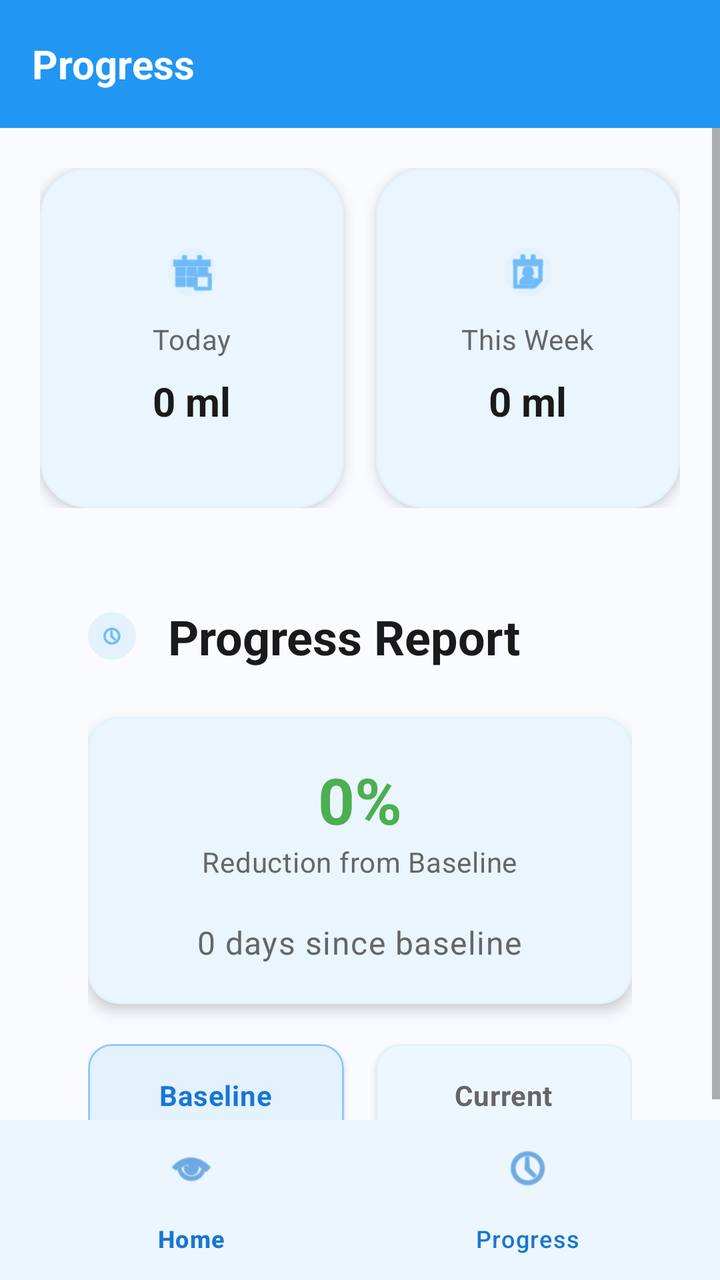
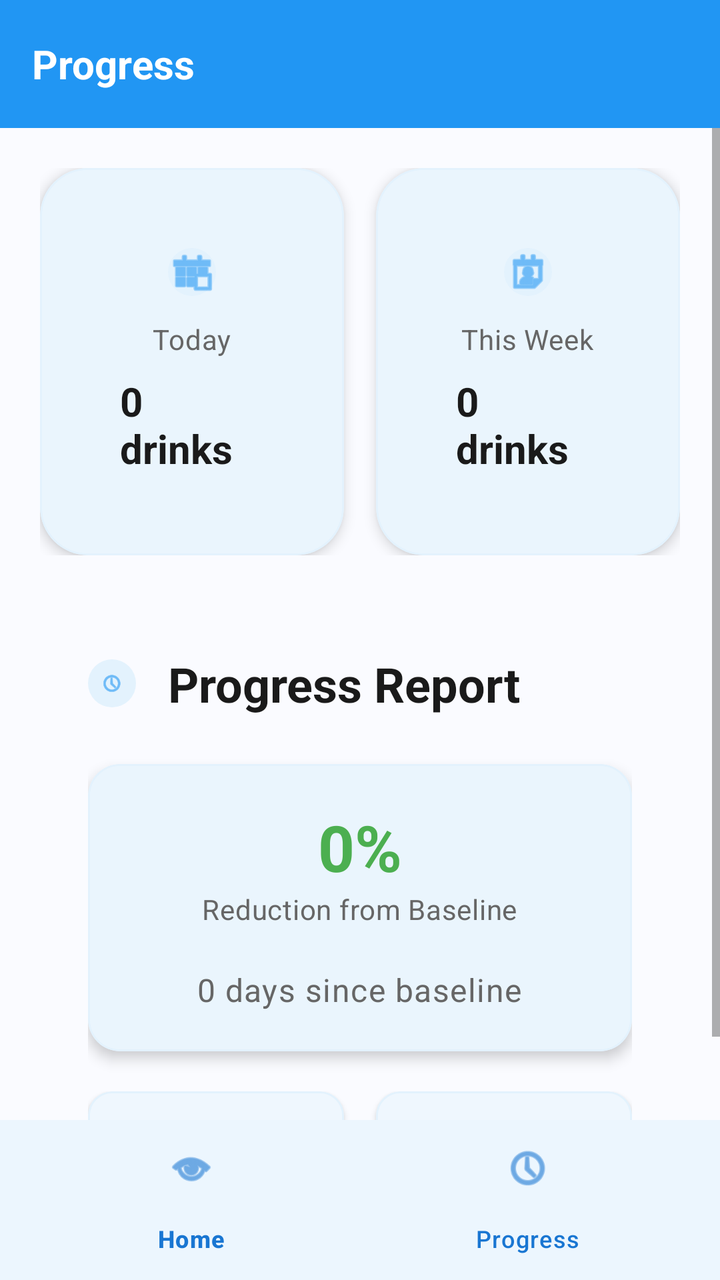

Two renders of the same Android screen: before a commit and after it. Below are the layout's source before the change and the commit's diff.
<!-- AndroidManifest.xml: activity theme Theme.BrewLog -->
<!-- res/layout/activity_progress.xml -->
<?xml version="1.0" encoding="utf-8"?>
<androidx.coordinatorlayout.widget.CoordinatorLayout xmlns:android="http://schemas.android.com/apk/res/android"
    xmlns:app="http://schemas.android.com/apk/res-auto"
    android:layout_width="match_parent"
    android:layout_height="match_parent">

    <com.google.android.material.appbar.AppBarLayout
        android:layout_width="match_parent"
        android:layout_height="wrap_content"
        android:background="@color/blue_500">

        <com.google.android.material.appbar.MaterialToolbar
            android:id="@+id/toolbar"
            android:layout_width="match_parent"
            android:layout_height="?attr/actionBarSize"
            android:background="@color/blue_500"
            app:title="Progress"
            app:titleTextAppearance="@style/TextAppearance.BrewLog.Title"
            app:titleTextColor="@color/white" />

    </com.google.android.material.appbar.AppBarLayout>

    <ScrollView
        android:layout_width="match_parent"
        android:layout_height="match_parent"
        app:layout_behavior="@string/appbar_scrolling_view_behavior">

        <LinearLayout
            android:layout_width="match_parent"
            android:layout_height="wrap_content"
            android:orientation="vertical"
            android:padding="20dp">

            
            <LinearLayout
                android:layout_width="match_parent"
                android:layout_height="wrap_content"
                android:layout_marginBottom="24dp"
                android:orientation="horizontal">

                <com.google.android.material.card.MaterialCardView
                    android:layout_width="0dp"
                    android:layout_height="wrap_content"
                    android:layout_marginEnd="8dp"
                    android:layout_weight="1"
                    style="@style/Widget.BrewLog.Card">

                    <LinearLayout
                        android:layout_width="match_parent"
                        android:layout_height="wrap_content"
                        android:orientation="vertical"
                        android:padding="20dp">

                        <ImageView
                            android:layout_width="24dp"
                            android:layout_height="24dp"
                            android:layout_gravity="center_horizontal"
                            android:layout_marginBottom="12dp"
                            android:background="@drawable/ic_circle_background"
                            android:src="@android:drawable/ic_menu_today"
                            app:tint="@color/blue_500" />

                        <TextView
                            android:layout_width="wrap_content"
                            android:layout_height="wrap_content"
                            android:layout_gravity="center_horizontal"
                            android:text="@string/today"
                            android:textAppearance="@style/TextAppearance.BrewLog.Caption"
                            android:textColor="@color/text_secondary" />

                        <TextView
                            android:id="@+id/today_consumption"
                            android:layout_width="wrap_content"
                            android:layout_height="wrap_content"
                            android:layout_gravity="center_horizontal"
                            android:layout_marginTop="8dp"
                            android:text="0 ml"
                            android:textAppearance="@style/TextAppearance.BrewLog.Title"
                            android:textColor="@color/text_primary" />

                    </LinearLayout>

                </com.google.android.material.card.MaterialCardView>

                <com.google.android.material.card.MaterialCardView
                    android:layout_width="0dp"
                    android:layout_height="wrap_content"
                    android:layout_marginStart="8dp"
                    android:layout_weight="1"
                    style="@style/Widget.BrewLog.Card">

                    <LinearLayout
                        android:layout_width="match_parent"
                        android:layout_height="wrap_content"
                        android:orientation="vertical"
                        android:padding="20dp">

                        <ImageView
                            android:layout_width="24dp"
                            android:layout_height="24dp"
                            android:layout_gravity="center_horizontal"
                            android:layout_marginBottom="12dp"
                            android:background="@drawable/ic_circle_background"
                            android:src="@android:drawable/ic_menu_my_calendar"
                            app:tint="@color/blue_500" />

                        <TextView
                            android:layout_width="wrap_content"
                            android:layout_height="wrap_content"
                            android:layout_gravity="center_horizontal"
                            android:text="@string/this_week"
                            android:textAppearance="@style/TextAppearance.BrewLog.Caption"
                            android:textColor="@color/text_secondary" />

                        <TextView
                            android:id="@+id/week_consumption"
                            android:layout_width="wrap_content"
                            android:layout_height="wrap_content"
                            android:layout_gravity="center_horizontal"
                            android:layout_marginTop="8dp"
                            android:text="0 ml"
                            android:textAppearance="@style/TextAppearance.BrewLog.Title"
                            android:textColor="@color/text_primary" />

                    </LinearLayout>

                </com.google.android.material.card.MaterialCardView>

            </LinearLayout>

            <include layout="@layout/dialog_progress_metrics" />

        </LinearLayout>
    </ScrollView>

    <com.google.android.material.bottomnavigation.BottomNavigationView
        android:id="@+id/bottom_nav"
        android:layout_width="match_parent"
        android:layout_height="wrap_content"
        android:layout_gravity="bottom"
        android:background="@color/surface"
        app:menu="@menu/menu_bottom"
        app:itemIconTint="@color/blue_700"
        app:itemTextColor="@color/blue_700" />

</androidx.coordinatorlayout.widget.CoordinatorLayout>
<!-- res/layout/dialog_progress_metrics.xml (included above) -->
<?xml version="1.0" encoding="utf-8"?>
<LinearLayout xmlns:android="http://schemas.android.com/apk/res/android"
    xmlns:app="http://schemas.android.com/apk/res-auto"
    android:layout_width="match_parent"
    android:layout_height="wrap_content"
    android:background="@color/background"
    android:orientation="vertical"
    android:padding="24dp">

    
    <LinearLayout
        android:layout_width="match_parent"
        android:layout_height="wrap_content"
        android:layout_marginBottom="24dp"
        android:gravity="center_vertical"
        android:orientation="horizontal">

        <ImageView
            android:layout_width="24dp"
            android:layout_height="24dp"
            android:layout_marginEnd="16dp"
            android:background="@drawable/ic_circle_background"
            android:padding="6dp"
            android:src="@android:drawable/ic_menu_recent_history"
            app:tint="@color/blue_500" />

        <TextView
            android:layout_width="0dp"
            android:layout_height="wrap_content"
            android:layout_weight="1"
            android:text="Progress Report"
            android:textAppearance="@style/TextAppearance.BrewLog.Headline"
            android:textColor="@color/text_primary" />

    </LinearLayout>

    
    <com.google.android.material.card.MaterialCardView
        android:layout_width="match_parent"
        android:layout_height="wrap_content"
        android:layout_marginBottom="20dp"
        app:cardBackgroundColor="@color/surface"
        app:cardCornerRadius="16dp"
        app:cardElevation="4dp"
        app:strokeColor="@color/border"
        app:strokeWidth="1dp">

        <LinearLayout
            android:layout_width="match_parent"
            android:layout_height="wrap_content"
            android:orientation="vertical"
            android:padding="20dp">

            
            <LinearLayout
                android:layout_width="match_parent"
                android:layout_height="wrap_content"
                android:layout_marginBottom="20dp"
                android:gravity="center"
                android:orientation="vertical">

                <TextView
                    android:id="@+id/tv_reduction_percentage"
                    android:layout_width="wrap_content"
                    android:layout_height="wrap_content"
                    android:text="0%"
                    android:textAppearance="@style/TextAppearance.BrewLog.Headline"
                    android:textColor="@color/success"
                    android:textSize="32sp"
                    android:textStyle="bold" />

                <TextView
                    android:layout_width="wrap_content"
                    android:layout_height="wrap_content"
                    android:text="Reduction from Baseline"
                    android:textAppearance="@style/TextAppearance.BrewLog.Caption"
                    android:textColor="@color/text_secondary" />

            </LinearLayout>

            
            <TextView
                android:id="@+id/tv_days_since_baseline"
                android:layout_width="wrap_content"
                android:layout_height="wrap_content"
                android:layout_gravity="center"
                android:text="0 days since baseline"
                android:textAppearance="@style/TextAppearance.BrewLog.Body"
                android:textColor="@color/text_secondary" />

        </LinearLayout>

    </com.google.android.material.card.MaterialCardView>

    
    <LinearLayout
        android:layout_width="match_parent"
        android:layout_height="wrap_content"
        android:layout_marginBottom="20dp"
        android:orientation="horizontal">

        
        <com.google.android.material.card.MaterialCardView
            android:layout_width="0dp"
            android:layout_height="wrap_content"
            android:layout_marginEnd="8dp"
            android:layout_weight="1"
            app:cardBackgroundColor="@color/blue_50"
            app:cardCornerRadius="12dp"
            app:cardElevation="2dp"
            app:strokeColor="@color/blue_200"
            app:strokeWidth="1dp">

            <LinearLayout
                android:layout_width="match_parent"
                android:layout_height="wrap_content"
                android:orientation="vertical"
                android:padding="16dp">

                <TextView
                    android:layout_width="wrap_content"
                    android:layout_height="wrap_content"
                    android:layout_gravity="center_horizontal"
                    android:layout_marginBottom="8dp"
                    android:text="Baseline"
                    android:textAppearance="@style/TextAppearance.BrewLog.Caption"
                    android:textColor="@color/blue_700"
                    android:textStyle="bold" />

                <TextView
                    android:id="@+id/tv_baseline_daily"
                    android:layout_width="wrap_content"
                    android:layout_height="wrap_content"
                    android:layout_gravity="center_horizontal"
                    android:text="0 ml/day"
                    android:textAppearance="@style/TextAppearance.BrewLog.Title"
                    android:textColor="@color/text_primary" />

                <TextView
                    android:id="@+id/tv_baseline_weekly"
                    android:layout_width="wrap_content"
                    android:layout_height="wrap_content"
                    android:layout_gravity="center_horizontal"
                    android:text="0 ml/week"
                    android:textAppearance="@style/TextAppearance.BrewLog.Caption"
                    android:textColor="@color/text_secondary" />


            </LinearLayout>

        </com.google.android.material.card.MaterialCardView>

        
        <com.google.android.material.card.MaterialCardView
            android:layout_width="0dp"
            android:layout_height="wrap_content"
            android:layout_marginStart="8dp"
            android:layout_weight="1"
            app:cardBackgroundColor="@color/surface"
            app:cardCornerRadius="12dp"
            app:cardElevation="2dp"
            app:strokeColor="@color/border"
            app:strokeWidth="1dp">

            <LinearLayout
                android:layout_width="match_parent"
                android:layout_height="wrap_content"
                android:orientation="vertical"
                android:padding="16dp">

                <TextView
                    android:layout_width="wrap_content"
                    android:layout_height="wrap_content"
                    android:layout_gravity="center_horizontal"
                    android:layout_marginBottom="8dp"
                    android:text="Current"
                    android:textAppearance="@style/TextAppearance.BrewLog.Caption"
                    android:textColor="@color/text_secondary"
                    android:textStyle="bold" />

                <TextView
                    android:id="@+id/tv_current_daily"
                    android:layout_width="wrap_content"
                    android:layout_height="wrap_content"
                    android:layout_gravity="center_horizontal"
                    android:text="0 ml/day"
                    android:textAppearance="@style/TextAppearance.BrewLog.Title"
                    android:textColor="@color/text_primary" />

                <TextView
                    android:id="@+id/tv_current_weekly"
                    android:layout_width="wrap_content"
                    android:layout_height="wrap_content"
                    android:layout_gravity="center_horizontal"
                    android:text="0 ml/week"
                    android:textAppearance="@style/TextAppearance.BrewLog.Caption"
                    android:textColor="@color/text_secondary" />


            </LinearLayout>

        </com.google.android.material.card.MaterialCardView>

    </LinearLayout>


    
    <LinearLayout
        android:layout_width="match_parent"
        android:layout_height="wrap_content"
        android:orientation="horizontal">

        <com.google.android.material.button.MaterialButton
            android:id="@+id/btn_reset_baseline"
            android:layout_width="0dp"
            android:layout_height="56dp"
            android:layout_marginEnd="8dp"
            android:layout_weight="1"
            android:text="Reset Baseline"
            android:textSize="14sp"
            android:textStyle="bold"
            app:cornerRadius="12dp"
            style="@style/Widget.BrewLog.Button.Outlined" />

        <com.google.android.material.button.MaterialButton
            android:id="@+id/btn_close"
            android:layout_width="0dp"
            android:layout_height="56dp"
            android:layout_marginStart="8dp"
            android:layout_weight="1"
            android:text="Close"
            android:textSize="14sp"
            android:textStyle="bold"
            app:cornerRadius="12dp"
            style="@style/Widget.BrewLog.Button" />

    </LinearLayout>

</LinearLayout>
<!-- resources referenced by this layout -->
<resources>
  <color name="background">#FAFBFF</color>
  <color name="blue_200">#90CAF9</color>
  <color name="blue_50">#E3F2FD</color>
  <color name="blue_500">#2196F3</color>
  <color name="blue_700">#1976D2</color>
  <color name="border">#E3F2FD</color>
  <color name="success">#4CAF50</color>
  <color name="surface">#FFFFFF</color>
  <color name="text_primary">#1A1A1A</color>
  <color name="text_secondary">#666666</color>
  <color name="white">#FFFFFF</color>
  <!-- drawable ic_circle_background (drawable) -->
  <?xml version="1.0" encoding="utf-8"?>
  <shape xmlns:android="http://schemas.android.com/apk/res/android"
      android:shape="oval">
      <solid android:color="@color/blue_50" />
      <size
          android:width="40dp"
          android:height="40dp" />
  </shape>
  <string name="this_week">This Week</string>
  <string name="today">Today</string>
  <style name="TextAppearance.BrewLog.Body" parent="TextAppearance.Material3.BodyLarge">
          <item name="android:textColor">@color/text_secondary</item>
          <item name="android:textSize">16sp</item>
      </style>
  <style name="TextAppearance.BrewLog.Caption" parent="TextAppearance.Material3.BodyMedium">
          <item name="android:textColor">@color/text_hint</item>
          <item name="android:textSize">14sp</item>
      </style>
  <style name="TextAppearance.BrewLog.Headline" parent="TextAppearance.Material3.HeadlineMedium">
          <item name="android:textColor">@color/text_primary</item>
          <item name="android:textSize">24sp</item>
          <item name="android:textStyle">bold</item>
      </style>
  <style name="TextAppearance.BrewLog.Title" parent="TextAppearance.Material3.TitleLarge">
          <item name="android:textColor">@color/text_primary</item>
          <item name="android:textSize">20sp</item>
          <item name="android:textStyle">bold</item>
      </style>
  <style name="Widget.BrewLog.Button" parent="Widget.Material3.Button">
          <item name="android:textColor">@color/white</item>
          <item name="backgroundTint">@color/blue_500</item>
          <item name="cornerRadius">24dp</item>
          <item name="android:paddingStart">24dp</item>
          <item name="android:paddingEnd">24dp</item>
          <item name="android:paddingTop">12dp</item>
          <item name="android:paddingBottom">12dp</item>
          <item name="android:textSize">14sp</item>
          <item name="android:textStyle">bold</item>
      </style>
  <style name="Widget.BrewLog.Button.Outlined" parent="Widget.Material3.Button.OutlinedButton">
          <item name="android:textColor">@color/blue_500</item>
          <item name="strokeColor">@color/blue_500</item>
          <item name="cornerRadius">24dp</item>
          <item name="android:paddingStart">24dp</item>
          <item name="android:paddingEnd">24dp</item>
          <item name="android:paddingTop">12dp</item>
          <item name="android:paddingBottom">12dp</item>
          <item name="android:textSize">14sp</item>
          <item name="android:textStyle">bold</item>
      </style>
  <style name="Widget.BrewLog.Card" parent="Widget.Material3.CardView.Elevated">
          <item name="cardBackgroundColor">@color/card_background</item>
          <item name="cardElevation">4dp</item>
          <item name="cardCornerRadius">24dp</item>
          <item name="contentPadding">20dp</item>
          <item name="strokeColor">@color/border</item>
          <item name="strokeWidth">1dp</item>
      </style>
  <color name="text_hint">#BDBDBD</color>
  <color name="card_background">#FFFFFF</color>
  <color name="accent">#03DAC6</color>
  <color name="accent_dark">#018786</color>
  <color name="black">#000000</color>
  <color name="surface_variant">#F5F7FF</color>
  <color name="text_on_surface">#1A1A1A</color>
  <color name="input_background">#F8F9FF</color>
</resources>

<!-- the commit's change to res/layout/activity_progress.xml (unified diff, before → after) -->
@@ -74,7 +74,7 @@
                             android:layout_height="wrap_content"
                             android:layout_gravity="center_horizontal"
                             android:layout_marginTop="8dp"
-                            android:text="0 ml"
+                            android:text="0 drinks"
                             android:textAppearance="@style/TextAppearance.BrewLog.Title"
                             android:textColor="@color/text_primary" />
 
@@ -118,7 +118,7 @@
                             android:layout_height="wrap_content"
                             android:layout_gravity="center_horizontal"
                             android:layout_marginTop="8dp"
-                            android:text="0 ml"
+                            android:text="0 drinks"
                             android:textAppearance="@style/TextAppearance.BrewLog.Title"
                             android:textColor="@color/text_primary" />
 
@@ -252,57 +252,6 @@
             android:layout_height="wrap_content"
             android:layout_marginEnd="8dp"
             android:layout_weight="1"
-            app:cardBackgroundColor="@color/blue_50"
-            app:cardCornerRadius="12dp"
-            app:cardElevation="2dp"
-            app:strokeColor="@color/blue_200"
-            app:strokeWidth="1dp">
-
-            <LinearLayout
-                android:layout_width="match_parent"
-                android:layout_height="wrap_content"
-                android:orientation="vertical"
-                android:padding="16dp">
-
-                <TextView
-                    android:layout_width="wrap_content"
-                    android:layout_height="wrap_content"
-                    android:layout_gravity="center_horizontal"
-                    android:layout_marginBottom="8dp"
-                    android:text="Baseline"
-                    android:textAppearance="@style/TextAppearance.BrewLog.Caption"
-                    android:textColor="@color/blue_700"
-                    android:textStyle="bold" />
-
-                <TextView
-                    android:id="@+id/tv_baseline_daily"
-                    android:layout_width="wrap_content"
-                    android:layout_height="wrap_content"
-                    android:layout_gravity="center_horizontal"
-                    android:text="0 ml/day"
-                    android:textAppearance="@style/TextAppearance.BrewLog.Title"
-                    android:textColor="@color/text_primary" />
-
-                <TextView
-                    android:id="@+id/tv_baseline_weekly"
-                    android:layout_width="wrap_content"
-                    android:layout_height="wrap_content"
-                    android:layout_gravity="center_horizontal"
-                    android:text="0 ml/week"
-                    android:textAppearance="@style/TextAppearance.BrewLog.Caption"
-                    android:textColor="@color/text_secondary" />
-
-
-            </LinearLayout>
-
-        </com.google.android.material.card.MaterialCardView>
-
-        
-        <com.google.android.material.card.MaterialCardView
-            android:layout_width="0dp"
-            android:layout_height="wrap_content"
-            android:layout_marginStart="8dp"
-            android:layout_weight="1"
             app:cardBackgroundColor="@color/surface"
             app:cardCornerRadius="12dp"
             app:cardElevation="2dp"
@@ -320,6 +269,57 @@
                     android:layout_height="wrap_content"
                     android:layout_gravity="center_horizontal"
                     android:layout_marginBottom="8dp"
+                    android:text="Baseline"
+                    android:textAppearance="@style/TextAppearance.BrewLog.Caption"
+                    android:textColor="@color/text_secondary"
+                    android:textStyle="bold" />
+
+                <TextView
+                    android:id="@+id/tv_baseline_daily"
+                    android:layout_width="wrap_content"
+                    android:layout_height="wrap_content"
+                    android:layout_gravity="center_horizontal"
+                    android:text="0 drinks/day"
+                    android:textAppearance="@style/TextAppearance.BrewLog.Title"
+                    android:textColor="@color/text_primary" />
+
+                <TextView
+                    android:id="@+id/tv_baseline_weekly"
+                    android:layout_width="wrap_content"
+                    android:layout_height="wrap_content"
+                    android:layout_gravity="center_horizontal"
+                    android:text="0 drinks/week"
+                    android:textAppearance="@style/TextAppearance.BrewLog.Caption"
+                    android:textColor="@color/text_secondary" />
+
+
+            </LinearLayout>
+
+        </com.google.android.material.card.MaterialCardView>
+
+        
+        <com.google.android.material.card.MaterialCardView
+            android:layout_width="0dp"
+            android:layout_height="wrap_content"
+            android:layout_marginStart="8dp"
+            android:layout_weight="1"
+            app:cardBackgroundColor="@color/surface"
+            app:cardCornerRadius="12dp"
+            app:cardElevation="2dp"
+            app:strokeColor="@color/border"
+            app:strokeWidth="1dp">
+
+            <LinearLayout
+                android:layout_width="match_parent"
+                android:layout_height="wrap_content"
+                android:orientation="vertical"
+                android:padding="16dp">
+
+                <TextView
+                    android:layout_width="wrap_content"
+                    android:layout_height="wrap_content"
+                    android:layout_gravity="center_horizontal"
+                    android:layout_marginBottom="8dp"
                     android:text="Current"
                     android:textAppearance="@style/TextAppearance.BrewLog.Caption"
                     android:textColor="@color/text_secondary"
<!-- resource entries referenced after the edit -->
@@ -1,8 +1,6 @@
 <!-- resources referenced by this layout -->
 <resources>
   <color name="background">#FAFBFF</color>
-  <color name="blue_200">#90CAF9</color>
-  <color name="blue_50">#E3F2FD</color>
   <color name="blue_500">#2196F3</color>
   <color name="blue_700">#1976D2</color>
   <color name="border">#E3F2FD</color>
@@ -70,6 +68,7 @@
           <item name="strokeColor">@color/border</item>
           <item name="strokeWidth">1dp</item>
       </style>
+  <color name="blue_50">#E3F2FD</color>
   <color name="text_hint">#BDBDBD</color>
   <color name="card_background">#FFFFFF</color>
   <color name="accent">#03DAC6</color>
